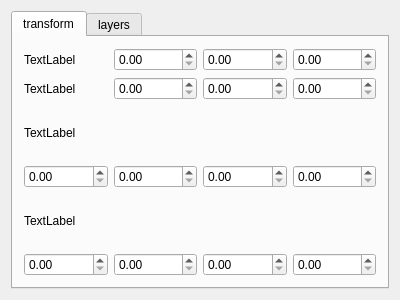
The window that auxiliary/QGLRenderer/QTEntityParametersWidget.ui (billhj/Etoile2015) describes before a commit, drawn with Qt 5.
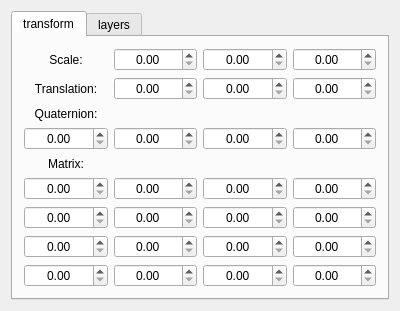
The same window after the commit.

Patch:
```diff
--- a/auxiliary/QGLRenderer/QTEntityParametersWidget.ui
+++ b/auxiliary/QGLRenderer/QTEntityParametersWidget.ui
@@ -7,7 +7,7 @@
     <x>0</x>
     <y>0</y>
     <width>400</width>
-    <height>300</height>
+    <height>291</height>
    </rect>
   </property>
   <property name="windowTitle">
@@ -26,75 +26,230 @@
       <layout class="QHBoxLayout" name="horizontalLayout_2">
        <item>
         <layout class="QGridLayout" name="gridLayout">
+         <property name="verticalSpacing">
+          <number>6</number>
+         </property>
          <item row="3" column="1">
-          <widget class="QDoubleSpinBox" name="doubleSpinBox_3"/>
+          <widget class="QDoubleSpinBox" name="qx">
+           <property name="alignment">
+            <set>Qt::AlignCenter</set>
+           </property>
+          </widget>
          </item>
          <item row="0" column="3">
-          <widget class="QDoubleSpinBox" name="doubleSpinBox"/>
+          <widget class="QDoubleSpinBox" name="s0">
+           <property name="alignment">
+            <set>Qt::AlignCenter</set>
+           </property>
+          </widget>
+         </item>
+         <item row="7" column="4">
+          <widget class="QDoubleSpinBox" name="m10">
+           <property name="alignment">
+            <set>Qt::AlignCenter</set>
+           </property>
+          </widget>
          </item>
          <item row="0" column="4">
-          <widget class="QDoubleSpinBox" name="doubleSpinBox_2"/>
+          <widget class="QDoubleSpinBox" name="s1">
+           <property name="alignment">
+            <set>Qt::AlignCenter</set>
+           </property>
+          </widget>
          </item>
          <item row="0" column="1">
           <widget class="QLabel" name="label">
            <property name="text">
-            <string>TextLabel</string>
+            <string>Scale:</string>
+           </property>
+           <property name="alignment">
+            <set>Qt::AlignCenter</set>
            </property>
           </widget>
          </item>
          <item row="1" column="1">
           <widget class="QLabel" name="label_2">
            <property name="text">
-            <string>TextLabel</string>
+            <string>Translation:</string>
+           </property>
+           <property name="alignment">
+            <set>Qt::AlignCenter</set>
            </property>
           </widget>
          </item>
          <item row="2" column="1">
           <widget class="QLabel" name="label_3">
            <property name="text">
-            <string>TextLabel</string>
+            <string>Quaternion:</string>
+           </property>
+           <property name="alignment">
+            <set>Qt::AlignCenter</set>
            </property>
           </widget>
          </item>
          <item row="4" column="1">
           <widget class="QLabel" name="label_4">
            <property name="text">
-            <string>TextLabel</string>
+            <string>Matrix:</string>
+           </property>
+           <property name="alignment">
+            <set>Qt::AlignCenter</set>
+           </property>
+          </widget>
+         </item>
+         <item row="7" column="5">
+          <widget class="QDoubleSpinBox" name="m11">
+           <property name="alignment">
+            <set>Qt::AlignCenter</set>
+           </property>
+          </widget>
+         </item>
+         <item row="7" column="3">
+          <widget class="QDoubleSpinBox" name="m9">
+           <property name="alignment">
+            <set>Qt::AlignCenter</set>
            </property>
           </widget>
          </item>
          <item row="3" column="3">
-          <widget class="QDoubleSpinBox" name="doubleSpinBox_4"/>
+          <widget class="QDoubleSpinBox" name="qy">
+           <property name="alignment">
+            <set>Qt::AlignCenter</set>
+           </property>
+          </widget>
          </item>
          <item row="3" column="4">
-          <widget class="QDoubleSpinBox" name="doubleSpinBox_5"/>
+          <widget class="QDoubleSpinBox" name="qz">
+           <property name="alignment">
+            <set>Qt::AlignCenter</set>
+           </property>
+          </widget>
          </item>
          <item row="0" column="5">
-          <widget class="QDoubleSpinBox" name="doubleSpinBox_6"/>
+          <widget class="QDoubleSpinBox" name="s2">
+           <property name="alignment">
+            <set>Qt::AlignCenter</set>
+           </property>
+          </widget>
+         </item>
+         <item row="5" column="3">
+          <widget class="QDoubleSpinBox" name="m1">
+           <property name="alignment">
+            <set>Qt::AlignCenter</set>
+           </property>
+          </widget>
          </item>
          <item row="1" column="3">
-          <widget class="QDoubleSpinBox" name="doubleSpinBox_7"/>
-         </item>
-         <item row="1" column="4">
-          <widget class="QDoubleSpinBox" name="doubleSpinBox_8"/>
+          <widget class="QDoubleSpinBox" name="t0">
+           <property name="alignment">
+            <set>Qt::AlignCenter</set>
+           </property>
+          </widget>
          </item>
          <item row="1" column="5">
-          <widget class="QDoubleSpinBox" name="doubleSpinBox_9"/>
+          <widget class="QDoubleSpinBox" name="t2">
+           <property name="alignment">
+            <set>Qt::AlignCenter</set>
+           </property>
+          </widget>
          </item>
          <item row="3" column="5">
-          <widget class="QDoubleSpinBox" name="doubleSpinBox_10"/>
+          <widget class="QDoubleSpinBox" name="qw">
+           <property name="alignment">
+            <set>Qt::AlignCenter</set>
+           </property>
+          </widget>
          </item>
          <item row="5" column="1">
-          <widget class="QDoubleSpinBox" name="doubleSpinBox_11"/>
+          <widget class="QDoubleSpinBox" name="m0">
+           <property name="alignment">
+            <set>Qt::AlignCenter</set>
+           </property>
+          </widget>
          </item>
          <item row="5" column="4">
-          <widget class="QDoubleSpinBox" name="doubleSpinBox_13"/>
-         </item>
-         <item row="5" column="3">
-          <widget class="QDoubleSpinBox" name="doubleSpinBox_12"/>
+          <widget class="QDoubleSpinBox" name="m2">
+           <property name="alignment">
+            <set>Qt::AlignCenter</set>
+           </property>
+          </widget>
          </item>
          <item row="5" column="5">
-          <widget class="QDoubleSpinBox" name="doubleSpinBox_14"/>
+          <widget class="QDoubleSpinBox" name="m3">
+           <property name="alignment">
+            <set>Qt::AlignCenter</set>
+           </property>
+          </widget>
+         </item>
+         <item row="6" column="3">
+          <widget class="QDoubleSpinBox" name="m5">
+           <property name="alignment">
+            <set>Qt::AlignCenter</set>
+           </property>
+          </widget>
+         </item>
+         <item row="6" column="5">
+          <widget class="QDoubleSpinBox" name="m7">
+           <property name="alignment">
+            <set>Qt::AlignCenter</set>
+           </property>
+          </widget>
+         </item>
+         <item row="6" column="4">
+          <widget class="QDoubleSpinBox" name="m6">
+           <property name="alignment">
+            <set>Qt::AlignCenter</set>
+           </property>
+          </widget>
+         </item>
+         <item row="6" column="1">
+          <widget class="QDoubleSpinBox" name="m4">
+           <property name="alignment">
+            <set>Qt::AlignCenter</set>
+           </property>
+          </widget>
+         </item>
+         <item row="7" column="1">
+          <widget class="QDoubleSpinBox" name="m8">
+           <property name="alignment">
+            <set>Qt::AlignCenter</set>
+           </property>
+          </widget>
+         </item>
+         <item row="8" column="1">
+          <widget class="QDoubleSpinBox" name="m12">
+           <property name="alignment">
+            <set>Qt::AlignCenter</set>
+           </property>
+          </widget>
+         </item>
+         <item row="8" column="3">
+          <widget class="QDoubleSpinBox" name="m13">
+           <property name="alignment">
+            <set>Qt::AlignCenter</set>
+           </property>
+          </widget>
+         </item>
+         <item row="8" column="4">
+          <widget class="QDoubleSpinBox" name="m14">
+           <property name="alignment">
+            <set>Qt::AlignCenter</set>
+           </property>
+          </widget>
+         </item>
+         <item row="8" column="5">
+          <widget class="QDoubleSpinBox" name="m15">
+           <property name="alignment">
+            <set>Qt::AlignCenter</set>
+           </property>
+          </widget>
+         </item>
+         <item row="1" column="4">
+          <widget class="QDoubleSpinBox" name="t1">
+           <property name="alignment">
+            <set>Qt::AlignCenter</set>
+           </property>
+          </widget>
          </item>
         </layout>
        </item>
```
